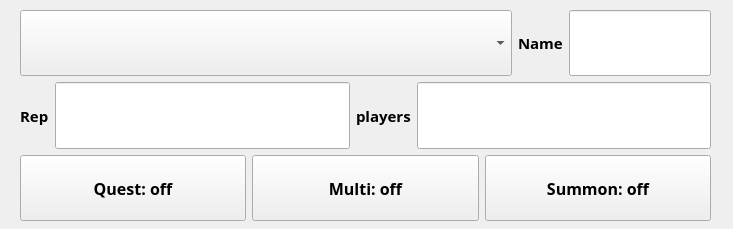
First picture: the form in ffbe_widget.ui, repository HyuntaMansei/ffbe, before the edit.
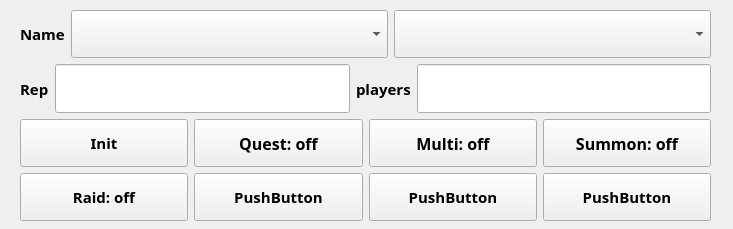
Second picture: the form after the edit.

The edit to the form file:
```diff
--- a/ffbe_widget.ui
+++ b/ffbe_widget.ui
@@ -42,36 +42,6 @@
    <layout class="QVBoxLayout" name="verticalLayout">
     <item>
      <layout class="QHBoxLayout" name="horizontalLayout_4">
-      <item>
-       <widget class="QComboBox" name="cb_device_type">
-        <property name="sizePolicy">
-         <sizepolicy hsizetype="Preferred" vsizetype="Expanding">
-          <horstretch>1</horstretch>
-          <verstretch>0</verstretch>
-         </sizepolicy>
-        </property>
-        <property name="maximumSize">
-         <size>
-          <width>16777215</width>
-          <height>100</height>
-         </size>
-        </property>
-        <property name="font">
-         <font>
-          <family>새굴림</family>
-          <pointsize>12</pointsize>
-          <weight>75</weight>
-          <bold>true</bold>
-         </font>
-        </property>
-        <property name="locale">
-         <locale language="English" country="UnitedStates"/>
-        </property>
-        <property name="placeholderText">
-         <string>Device Type</string>
-        </property>
-       </widget>
-      </item>
       <item>
        <widget class="QLabel" name="label_3">
         <property name="sizePolicy">
@@ -103,23 +73,42 @@
        </widget>
       </item>
       <item>
-       <widget class="QLineEdit" name="le_window_name">
+       <widget class="QComboBox" name="cb_window_name">
         <property name="sizePolicy">
          <sizepolicy hsizetype="Expanding" vsizetype="Expanding">
           <horstretch>0</horstretch>
           <verstretch>0</verstretch>
          </sizepolicy>
         </property>
+        <property name="maximumSize">
+         <size>
+          <width>16777215</width>
+          <height>16777215</height>
+         </size>
+        </property>
         <property name="font">
          <font>
           <family>새굴림</family>
           <pointsize>12</pointsize>
-          <weight>50</weight>
-          <bold>false</bold>
+          <weight>75</weight>
+          <bold>true</bold>
          </font>
         </property>
         <property name="locale">
          <locale language="English" country="UnitedStates"/>
+        </property>
+        <property name="placeholderText">
+         <string>Device Type</string>
+        </property>
+       </widget>
+      </item>
+      <item>
+       <widget class="QComboBox" name="cb_device_type">
+        <property name="sizePolicy">
+         <sizepolicy hsizetype="Expanding" vsizetype="Expanding">
+          <horstretch>0</horstretch>
+          <verstretch>0</verstretch>
+         </sizepolicy>
         </property>
        </widget>
       </item>
@@ -254,10 +243,31 @@
     </item>
     <item>
      <layout class="QHBoxLayout" name="horizontalLayout_5">
+      <item>
+       <widget class="QPushButton" name="pb_init">
+        <property name="sizePolicy">
+         <sizepolicy hsizetype="Expanding" vsizetype="Expanding">
+          <horstretch>0</horstretch>
+          <verstretch>0</verstretch>
+         </sizepolicy>
+        </property>
+        <property name="font">
+         <font>
+          <family>새굴림</family>
+          <pointsize>11</pointsize>
+          <weight>75</weight>
+          <bold>true</bold>
+         </font>
+        </property>
+        <property name="text">
+         <string>Init</string>
+        </property>
+       </widget>
+      </item>
       <item>
        <widget class="QPushButton" name="pb_quest">
         <property name="sizePolicy">
-         <sizepolicy hsizetype="Minimum" vsizetype="Expanding">
+         <sizepolicy hsizetype="Expanding" vsizetype="Expanding">
           <horstretch>0</horstretch>
           <verstretch>0</verstretch>
          </sizepolicy>
@@ -287,7 +297,7 @@
       <item>
        <widget class="QPushButton" name="pb_multi">
         <property name="sizePolicy">
-         <sizepolicy hsizetype="Minimum" vsizetype="Expanding">
+         <sizepolicy hsizetype="Expanding" vsizetype="Expanding">
           <horstretch>0</horstretch>
           <verstretch>0</verstretch>
          </sizepolicy>
@@ -317,7 +327,7 @@
       <item>
        <widget class="QPushButton" name="pb_summon">
         <property name="sizePolicy">
-         <sizepolicy hsizetype="Minimum" vsizetype="Expanding">
+         <sizepolicy hsizetype="Expanding" vsizetype="Expanding">
           <horstretch>0</horstretch>
           <verstretch>0</verstretch>
          </sizepolicy>
@@ -340,6 +350,94 @@
       </item>
      </layout>
     </item>
+    <item>
+     <layout class="QHBoxLayout" name="horizontalLayout">
+      <item>
+       <widget class="QPushButton" name="pb_raid">
+        <property name="sizePolicy">
+         <sizepolicy hsizetype="Expanding" vsizetype="Expanding">
+          <horstretch>0</horstretch>
+          <verstretch>0</verstretch>
+         </sizepolicy>
+        </property>
+        <property name="font">
+         <font>
+          <family>새굴림</family>
+          <pointsize>11</pointsize>
+          <weight>75</weight>
+          <bold>true</bold>
+         </font>
+        </property>
+        <property name="text">
+         <string>Raid: off</string>
+        </property>
+       </widget>
+      </item>
+      <item>
+       <widget class="QPushButton" name="pushButton_2">
+        <property name="sizePolicy">
+         <sizepolicy hsizetype="Expanding" vsizetype="Expanding">
+          <horstretch>0</horstretch>
+          <verstretch>0</verstretch>
+         </sizepolicy>
+        </property>
+        <property name="font">
+         <font>
+          <family>새굴림</family>
+          <pointsize>11</pointsize>
+          <weight>75</weight>
+          <bold>true</bold>
+         </font>
+        </property>
+        <property name="text">
+         <string>PushButton</string>
+        </property>
+       </widget>
+      </item>
+      <item>
+       <widget class="QPushButton" name="pushButton_3">
+        <property name="sizePolicy">
+         <sizepolicy hsizetype="Expanding" vsizetype="Expanding">
+          <horstretch>0</horstretch>
+          <verstretch>0</verstretch>
+         </sizepolicy>
+        </property>
+        <property name="font">
+         <font>
+          <family>새굴림</family>
+          <pointsize>11</pointsize>
+          <weight>75</weight>
+          <bold>true</bold>
+         </font>
+        </property>
+        <property name="text">
+         <string>PushButton</string>
+        </property>
+       </widget>
+      </item>
+      <item>
+       <widget class="QPushButton" name="pushButton_4">
+        <property name="sizePolicy">
+         <sizepolicy hsizetype="Expanding" vsizetype="Expanding">
+          <horstretch>0</horstretch>
+          <verstretch>0</verstretch>
+         </sizepolicy>
+        </property>
+        <property name="font">
+         <font>
+          <family>새굴림</family>
+          <pointsize>11</pointsize>
+          <weight>75</weight>
+          <bold>true</bold>
+         </font>
+        </property>
+        <property name="text">
+         <string>PushButton</string>
+        </property>
+       </widget>
+      </item>
+     </layout>
+    </item>
    </layout>
   </widget>
  </widget>
```
